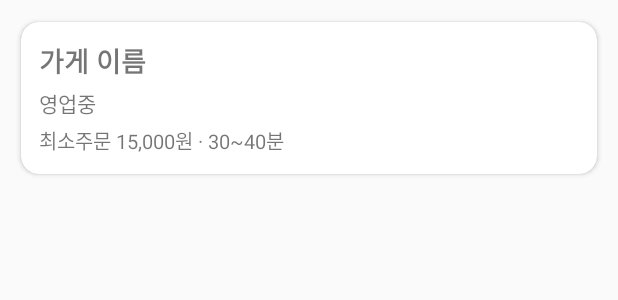
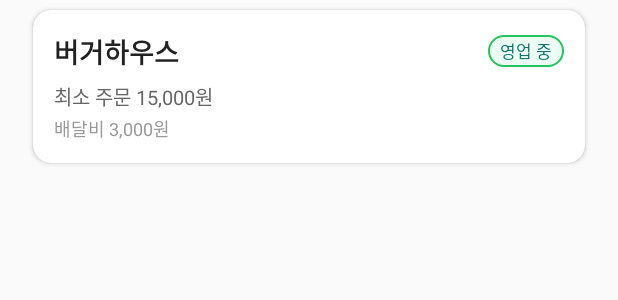
Before and after one commit to Ranunculus2165/mobile, an Android app: the layout item_store.xml on its own in the app's theme, with its tools: preview values and no code run, on a phone screen of 412 x 824 dp. Shown: the top 300 px of the screen. Run offline under Robolectric (Android 15) with nearby library versions, the phone set to English and light mode, and no system bars.

Commit message:
[UPDATE] 목록 UI수정

```diff
--- a/mobile/app/src/main/java/com/example/mobile/ui/storedetail/StoreDetailActivity.kt
+++ b/mobile/app/src/main/java/com/example/mobile/ui/storedetail/StoreDetailActivity.kt
@@ -52,8 +52,9 @@ class StoreDetailActivity : AppCompatActivity() {
         // 상단 가게 정보 표시
         tvStoreName.text = storeName
         tvStoreStatus.text = when (status) {
-            "OPEN" -> "영업중"
-            "CLOSED" -> "준비중"
+            "OPEN" -> "영업 중"
+            "CLOSED" -> "영업 종료"
+            "PREPARING" -> "준비 중"
             else -> "상태 알 수 없음"
         }
         val minOrderText = String.format("최소주문 %,d원", minOrder)
--- /dev/null
+++ b/mobile/app/src/main/res/drawable/bg_store_status_open.xml
@@ -0,0 +1,8 @@
+<?xml version="1.0" encoding="utf-8"?>
+<shape xmlns:android="http://schemas.android.com/apk/res/android">
+    <corners android:radius="999dp" />
+    <solid android:color="#ECFDF3" />
+    <stroke
+        android:width="1dp"
+        android:color="#22C55E" />
+</shape>
--- a/mobile/app/src/main/res/layout/item_store.xml
+++ b/mobile/app/src/main/res/layout/item_store.xml
@@ -3,40 +3,65 @@
     xmlns:card_view="http://schemas.android.com/apk/res-auto"
     android:layout_width="match_parent"
     android:layout_height="wrap_content"
-    android:layout_margin="8dp"
+    android:layout_marginHorizontal="16dp"
+    android:layout_marginBottom="12dp"
     card_view:cardCornerRadius="12dp"
-    card_view:cardUseCompatPadding="true">
+    card_view:cardUseCompatPadding="true"
+    card_view:cardElevation="2dp">
 
     <LinearLayout
         android:layout_width="match_parent"
         android:layout_height="wrap_content"
         android:orientation="vertical"
-        android:padding="12dp">
+        android:padding="14dp">
+
+        <!-- 가게 이름 + 상태 뱃지 -->
+        <LinearLayout
+            android:layout_width="match_parent"
+            android:layout_height="wrap_content"
+            android:gravity="center_vertical"
+            android:orientation="horizontal">
 
             <TextView
                 android:id="@+id/tvStoreName"
-            android:layout_width="wrap_content"
+                android:layout_width="0dp"
                 android:layout_height="wrap_content"
-            android:text="가게 이름"
+                android:layout_weight="1"
+                android:text="버거하우스"
                 android:textSize="18sp"
-            android:textStyle="bold" />
+                android:textStyle="bold"
+                android:textColor="#222222" />
 
             <TextView
                 android:id="@+id/tvStoreStatus"
                 android:layout_width="wrap_content"
                 android:layout_height="wrap_content"
-            android:text="영업중"
-            android:textSize="14sp"
-            android:paddingTop="4dp" />
+                android:paddingHorizontal="8dp"
+                android:paddingVertical="2dp"
+                android:text="영업 중"
+                android:textSize="11sp"
+                android:textColor="#0F766E"
+                android:background="@drawable/bg_store_status_open" />
+        </LinearLayout>
+
+        <!-- 최소주문 / 배달비 -->
+        <TextView
+            android:id="@+id/tvStoreMinOrder"
+            android:layout_width="wrap_content"
+            android:layout_height="wrap_content"
+            android:layout_marginTop="6dp"
+            android:text="최소 주문 15,000원"
+            android:textSize="13sp"
+            android:textColor="#666666" />
 
         <TextView
-            android:id="@+id/tvMinOrderAndTime"
+            android:id="@+id/tvStoreDeliveryFee"
             android:layout_width="wrap_content"
             android:layout_height="wrap_content"
-            android:text="최소주문 15,000원 · 30~40분"
-            android:textSize="13sp"
-            android:paddingTop="4dp" />
-
+            android:layout_marginTop="2dp"
+            android:text="배달비 3,000원"
+            android:textSize="12sp"
+            android:textColor="#999999" />
     </LinearLayout>
 
 </androidx.cardview.widget.CardView>
```
Also changed, not shown: api/src/main/java/com/wheats/api/store/MenuItem.java (+26 -16 lines), api/src/main/java/com/wheats/api/store/Store.java (+26 -14 lines), api/src/main/java/com/wheats/api/store/StoreController.java (+71 -45 lines), mobile/app/src/main/java/com/example/mobile/ui/storelist/StoreListAdapter.kt (+4 -3 lines), mobile/app/src/main/res/drawable/bg_store_status_closed.xml (added, +8 -0 lines). Lines whose indentation alone changed are shown as unchanged.
